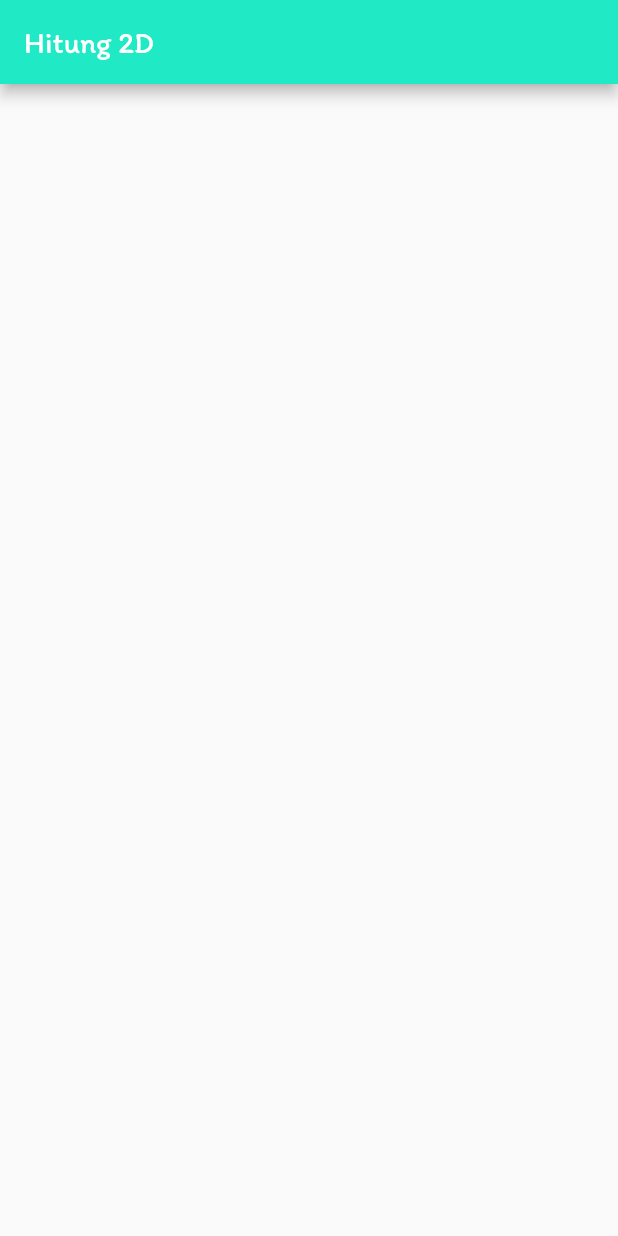
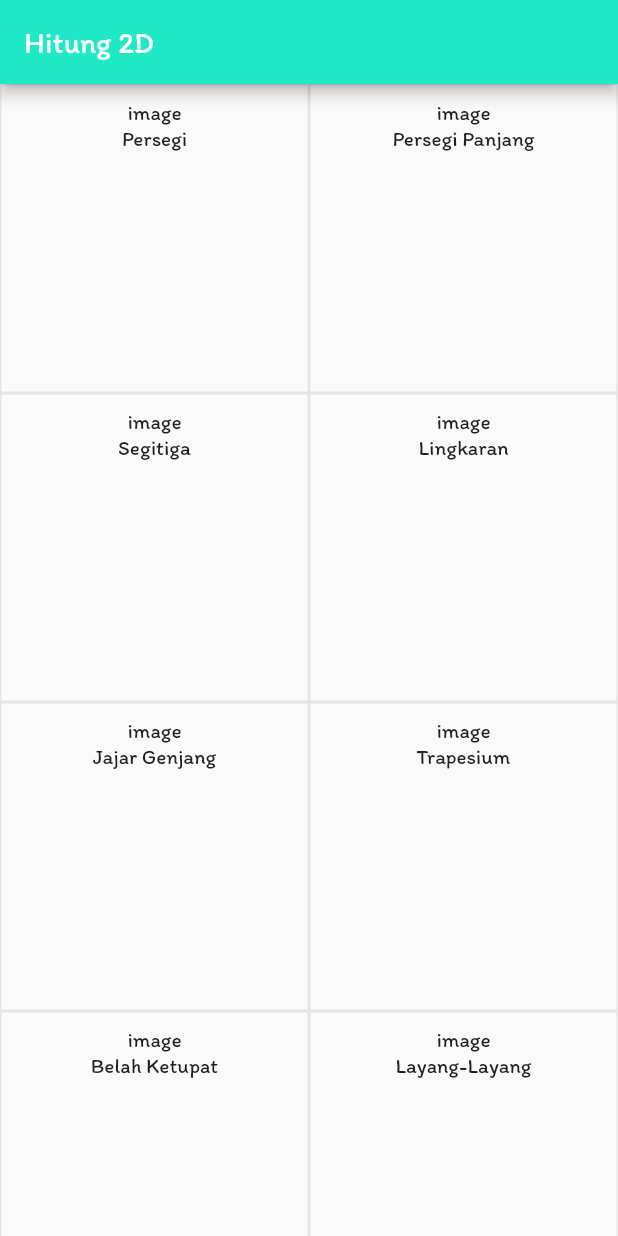
Before and after one commit to DhaniAM/Flutter-hitung-2D, a Flutter app: the screen it shows after launch, on a phone screen of 412 x 824 dp. Run offline on Flutter 3.47's test engine with Material 2 defaults, Android fonts, the phone set to English and light mode, and no system bars.

Commit message:
added homepage, added img for each geometry shape, added font

```diff
--- /dev/null
+++ b/lib/geometry_tile.dart
@@ -0,0 +1,24 @@
+import 'package:flutter/material.dart';
+
+class GeometryTile extends StatelessWidget {
+  final String geometryName;
+  const GeometryTile({Key? key, required this.geometryName}) : super(key: key);
+
+  @override
+  Widget build(BuildContext context) {
+    return Container(
+      decoration: BoxDecoration(
+        border: Border.all(
+          color: const Color.fromRGBO(205, 205, 205, 0.5),
+        ),
+      ),
+      padding: const EdgeInsets.all(10),
+      child: Column(
+        children: <Widget>[
+          const Text('image'),
+          Text(geometryName),
+        ],
+      ),
+    );
+  }
+}
--- a/lib/home_page.dart
+++ b/lib/home_page.dart
@@ -1,4 +1,5 @@
 import 'package:flutter/material.dart';
+import 'package:hitung_2d/geometry_tile.dart';
 
 class HomePage extends StatelessWidget {
   const HomePage({Key? key}) : super(key: key);
@@ -15,7 +16,16 @@ class HomePage extends StatelessWidget {
       ),
       body: GridView.count(
         crossAxisCount: 2,
-        children: [Container()],
+        children: const <GeometryTile>[
+          GeometryTile(geometryName: 'Persegi'),
+          GeometryTile(geometryName: 'Persegi Panjang'),
+          GeometryTile(geometryName: 'Segitiga'),
+          GeometryTile(geometryName: 'Lingkaran'),
+          GeometryTile(geometryName: 'Jajar Genjang'),
+          GeometryTile(geometryName: 'Trapesium'),
+          GeometryTile(geometryName: 'Belah Ketupat'),
+          GeometryTile(geometryName: 'Layang-Layang'),
+        ],
       ),
     );
   }
--- a/pubspec.yaml
+++ b/pubspec.yaml
@@ -61,7 +61,7 @@ flutter:
   fonts:
     - family: Itim
       fonts:
-        - asset: fonts/Itim-Regular.ttf
+        - asset: assets/fonts/Itim-Regular.ttf
   # To add assets to your application, add an assets section, like this:
   # assets:
   #   - images/a_dot_burr.jpeg
```
Also changed, not shown: assets/fonts/Itim-Regular.ttf (renamed from fonts/Itim-Regular.ttf), assets/img/belah-ketupat.jpg (added), assets/img/jajar-genjang.jpg (added), assets/img/layang-layang.jpg (added), assets/img/lingkaran.jpg (added), assets/img/persegi-panjang.jpg (added), assets/img/persegi.jpg (added), assets/img/segitiga.jpg (added), assets/img/trapesium.jpg (added).
